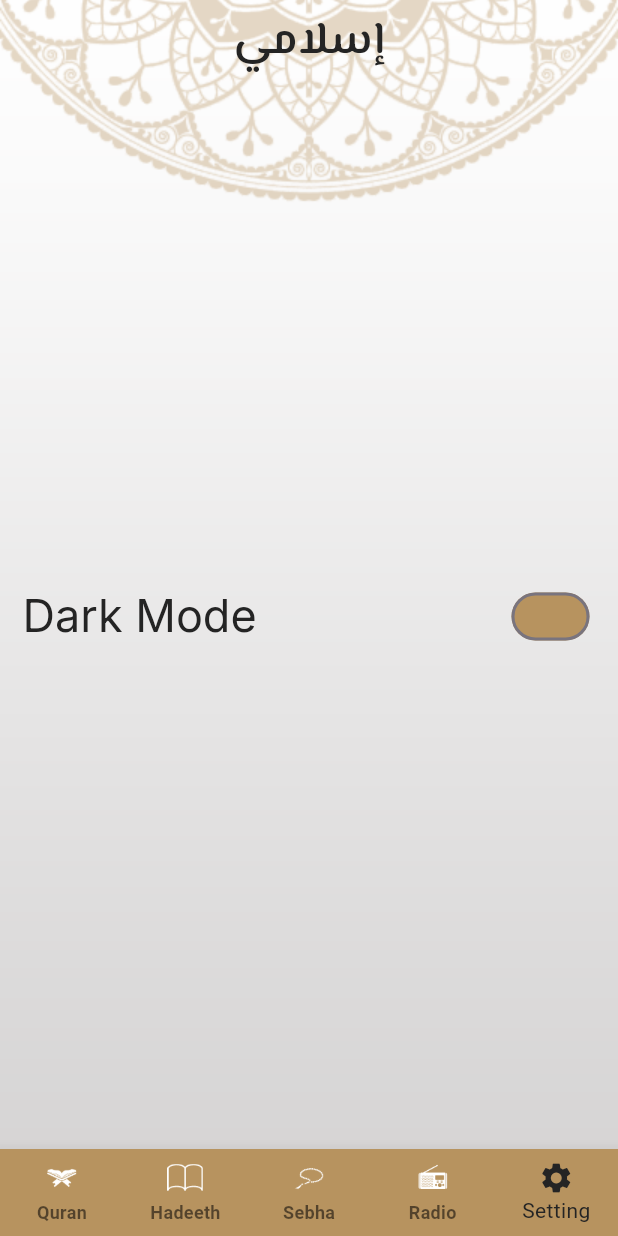
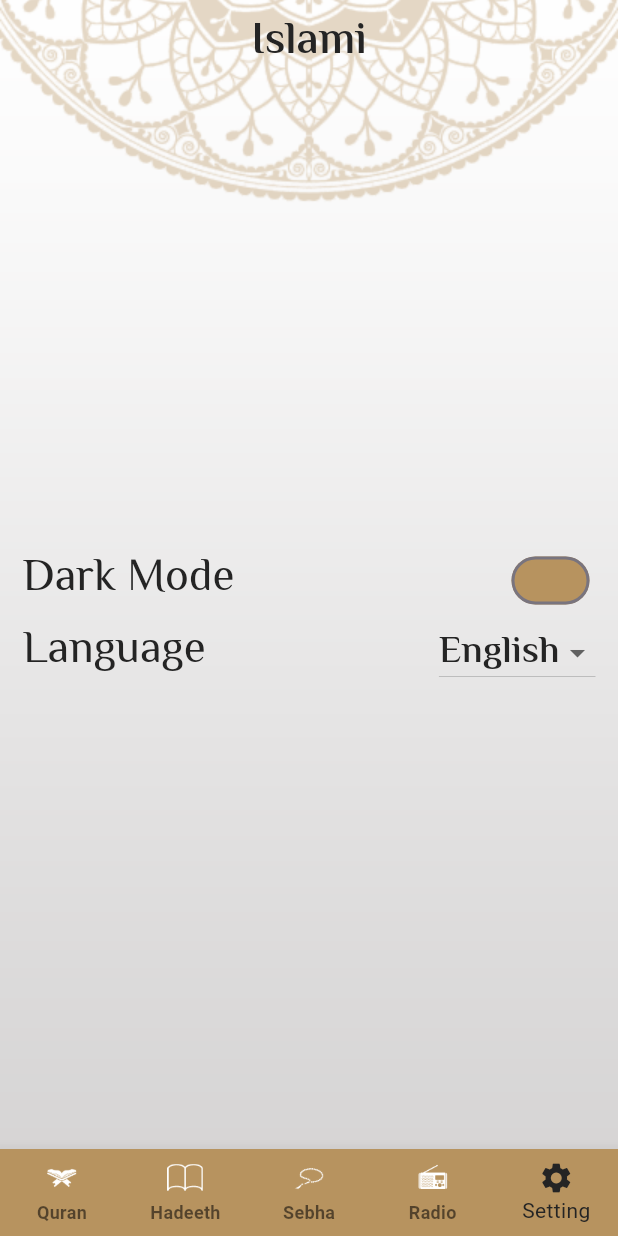
Before and after one commit to AHMED3ly4/islami, a Flutter app: the screen it shows after launch, item 5 of the bottom bar chosen, on a phone screen of 412 x 824 dp. Run offline on Flutter 3.47's test engine with Material 3 defaults, Android fonts, the light colour scheme and no system bars; our stand-ins replace google_fonts, shared_preferences; generated files the repository leaves out were written again.

Commit message:
setting is done

```diff
--- a/flutter_native_splash.yaml
+++ b/flutter_native_splash.yaml
@@ -39,7 +39,7 @@ flutter_native_splash:
   # background_image_dark must be specified.  color_dark and background_image_dark cannot both be
   # set.
   #color_dark: "#042a49"
-  #background_image_dark: "assets/dark-background.png"
+  background_image_dark: "assets/images/splash_dark.png"
   #image_dark: assets/splash-invert.png
   #branding_dark: assets/dart_dark.png
 
@@ -68,8 +68,8 @@ flutter_native_splash:
   # The image_dark, color_dark, icon_background_color_dark, and branding_dark set values that
   # apply when the device is in dark mode. If they are not specified, the app will use the
   # parameters from above.
-    image_dark: 'assets/images/splash – dark.png'
-#    color_dark: "#042a49"
+    image_dark: "assets/images/dark_logo.png"
+    color_dark: "#141A2E"
   #icon_background_color_dark: "#eeeeee"
 
   # The android, ios and web parameters can be used to disable generating a splash screen on a given
--- /dev/null
+++ b/l10n.yaml
@@ -0,0 +1,3 @@
+arb-dir: lib/l10n
+template-arb-file: app_en.arb
+output-localization-file: app_localizations.dart
--- a/lib/app_theme.dart
+++ b/lib/app_theme.dart
@@ -50,7 +50,7 @@ class AppTheme{
         fontSize: 25,
         color: black,
       ),
-      headlineMedium: GoogleFonts.inter(
+      headlineMedium: GoogleFonts.elMessiri(
         fontWeight: FontWeight.w400,
         fontSize: 20,
         color: black,
@@ -105,7 +105,7 @@ class AppTheme{
         fontSize: 25,
         color: white,
       ),
-      headlineMedium: GoogleFonts.inter(
+      headlineMedium: GoogleFonts.elMessiri(
         fontWeight: FontWeight.w400,
         fontSize: 20,
         color: gold,
--- /dev/null
+++ b/lib/l10n/app_ar.arb
@@ -0,0 +1,10 @@
+{
+    "islami": "إسلامي",
+    "quran":"القران",
+    "hadeeth":"الحديث",
+    "sebha":"السبحة",
+    "radio":"الاذاعة",
+    "setting":"الاعدادات",
+    "darkMode":"النمط الليلي",
+    "language":"اللغة"
+}
--- /dev/null
+++ b/lib/l10n/app_en.arb
@@ -0,0 +1,10 @@
+{
+    "islami": "Islami",
+    "quran":"Quran",
+    "hadeeth":"Hadeeth",
+    "sebha":"Sebha",
+    "radio":"Radio",
+    "setting":"Setting",
+    "darkMode":"Dark Mode",
+    "language":"Language"
+}
--- a/lib/main.dart
+++ b/lib/main.dart
@@ -1,11 +1,13 @@
 import 'package:flutter/material.dart';
+import 'package:flutter_localizations/flutter_localizations.dart';
 import 'package:islami/app_theme.dart';
 import 'package:islami/screens/hadeeth_screen.dart';
 import 'package:islami/screens/home_screen.dart';
 import 'package:islami/screens/sura_screen.dart';
 import 'package:islami/setting_provider.dart';
 import 'package:provider/provider.dart';
-
+import 'package:flutter_gen/gen_l10n/app_localizations.dart';
+import 'package:shared_preferences/shared_preferences.dart';
 void main() {
   runApp(ChangeNotifierProvider(
     create: (c)=>SettingProvider(),
@@ -15,20 +17,33 @@ void main() {
 }
 
 class IslamiApp extends StatelessWidget {
-
   @override
   Widget build(BuildContext context) {
+    SettingProvider settingProvider = Provider.of<SettingProvider>(context);
+    settingProvider.getThemeFromSF();
+    settingProvider.getLanguageFromSF();
     return MaterialApp(
       debugShowCheckedModeBanner: false,
       theme: AppTheme.lightTheme,
       darkTheme: AppTheme.darkTheme,
-      themeMode: Provider.of<SettingProvider>(context).appMode,
+      themeMode: settingProvider.appMode,
       routes: {
         HomeScreen.routeName : (context)=>HomeScreen(),
         SuraScreen.routeName : (context)=>SuraScreen(),
         HadeethScreen.routeName : (context)=>HadeethScreen(),
       },
      initialRoute: HomeScreen.routeName,
+      localizationsDelegates: [
+        AppLocalizations.delegate, // Add this line
+        GlobalMaterialLocalizations.delegate,
+        GlobalWidgetsLocalizations.delegate,
+        GlobalCupertinoLocalizations.delegate,
+      ],
+      supportedLocales: [
+        Locale('en'), // English
+        Locale('ar'), // arabic
+      ],
+      locale: Locale(settingProvider.language),
     );
   }
 }
--- a/lib/screens/home_screen.dart
+++ b/lib/screens/home_screen.dart
@@ -5,7 +5,7 @@ import 'package:islami/tabs/radio_tab.dart';
 import 'package:islami/tabs/sebha_tab.dart';
 import 'package:islami/tabs/setting_tab.dart';
 import 'package:provider/provider.dart';
-
+import 'package:flutter_gen/gen_l10n/app_localizations.dart';
 import '../setting_provider.dart';
 
 class HomeScreen extends StatefulWidget {
@@ -16,6 +16,7 @@ class HomeScreen extends StatefulWidget {
 }
 
 class _HomeScreenState extends State<HomeScreen> {
+
 List<Widget> tabs=[
   QuranTab(),
   HadeethTab(),
@@ -37,30 +38,30 @@ int selectedTab=0;
       ),
       child: Scaffold(
         appBar: AppBar(
-          title:  Text('إسلامي',
+          title:  Text(AppLocalizations.of(context)!.islami,
           ),
         ),
         bottomNavigationBar: BottomNavigationBar(
             items: [
               BottomNavigationBarItem(
-                icon:  ImageIcon(AssetImage('assets/images/moshaf_icon.png')),
-                label: 'Quran',
+                icon:  const ImageIcon(AssetImage('assets/images/moshaf_icon.png')),
+                label: AppLocalizations.of(context)!.quran,
               ),
               BottomNavigationBarItem(
-                icon:  ImageIcon(AssetImage('assets/images/hadeeth.png')),
-                label: 'Hadeeth',
+                icon:  const ImageIcon(AssetImage('assets/images/hadeeth.png')),
+                label: AppLocalizations.of(context)!.hadeeth,
               ),
               BottomNavigationBarItem(
-                icon:  ImageIcon(AssetImage('assets/images/sebha.png')),
-                label: 'Sebha',
+                icon:  const ImageIcon(AssetImage('assets/images/sebha.png')),
+                label: AppLocalizations.of(context)!.sebha,
               ),
               BottomNavigationBarItem(
-                icon:  ImageIcon(AssetImage('assets/images/radio_blue.png')),
-                label: 'Radio',
+                icon:  const ImageIcon(AssetImage('assets/images/radio_blue.png')),
+                label: AppLocalizations.of(context)!.radio,
               ),
               BottomNavigationBarItem(
-                icon:  Icon(Icons.settings),
-                label: 'Setting',
+                icon:  const Icon(Icons.settings),
+                label: AppLocalizations.of(context)!.setting,
               ),
             ],
           currentIndex: selectedTab,
--- a/lib/tabs/setting_tab.dart
+++ b/lib/tabs/setting_tab.dart
@@ -2,7 +2,9 @@ import 'package:flutter/material.dart';
 import 'package:islami/app_theme.dart';
 import 'package:islami/setting_provider.dart';
 import 'package:provider/provider.dart';
-
+import 'package:flutter_gen/gen_l10n/app_localizations.dart';
+import 'package:shared_preferences/shared_preferences.dart';
+import '../widget/language.dart';
 class SettingTab extends StatefulWidget {
   const SettingTab({super.key});
 
@@ -11,6 +13,19 @@ class SettingTab extends StatefulWidget {
 }
 
 class _SettingTabState extends State<SettingTab> {
+  List<Language> languages = [
+    Language(name: 'English', code: 'en'),
+    Language(name: 'العربية', code: 'ar'),
+  ];
+
+  Future<void> addThemeToSp(String themeName)async{
+    SharedPreferences themePrefs = await SharedPreferences.getInstance();
+    await themePrefs.setString('theme', themeName) ;
+  }
+  Future<void> addLanguageToSp(String languageCode)async{
+    SharedPreferences languagePrefs = await SharedPreferences.getInstance();
+    await languagePrefs.setString('language', languageCode) ;
+  }
   @override
   Widget build(BuildContext context) {
     SettingProvider settingProvider =Provider.of<SettingProvider>(context);
@@ -22,7 +37,7 @@ class _SettingTabState extends State<SettingTab> {
           Row(
             mainAxisAlignment: MainAxisAlignment.spaceBetween,
             children: [
-              Text('Dark Mode',
+              Text(AppLocalizations.of(context)!.darkMode,
               style: Theme.of(context).textTheme.headlineMedium?.copyWith(
                 fontSize: 30,
               ),
@@ -30,12 +45,44 @@ class _SettingTabState extends State<SettingTab> {
               Switch(
                   value: settingProvider.appMode == ThemeMode.dark,
                   onChanged: (isDark){
-                    isDark?
-                    settingProvider.changeAppMode(ThemeMode.dark):settingProvider.changeAppMode(ThemeMode.light);
+                    if(isDark){
+                      settingProvider.changeAppMode(ThemeMode.dark);
+                      addThemeToSp('dark');
+                    }else{
+                      settingProvider.changeAppMode(ThemeMode.light);
+                      addThemeToSp('light');
+                    }
                   },
                 thumbColor: MaterialStatePropertyAll(Theme.of(context).primaryColor),
                 activeTrackColor: AppTheme.gold,
                 inactiveTrackColor: AppTheme.lightPrimaryColor,
+              ),
+            ],
+          ),
+          Row(
+            mainAxisAlignment: MainAxisAlignment.spaceBetween,
+            children: [
+              Text(AppLocalizations.of(context)!.language,
+              style: Theme.of(context).textTheme.headlineMedium?.copyWith(
+                fontSize: 30,
+              ),
+              ),
+              DropdownButton(
+                dropdownColor: settingProvider.appMode ==ThemeMode.dark ?Theme.of(context).primaryColor:null,
+                value: settingProvider.language,
+                  items: languages.map((language) => DropdownMenuItem(
+                      child: Text(
+                        language.name,
+                        style: Theme.of(context).textTheme.titleMedium,
+                      ),
+                    value: language.code,
+                  ),
+                  ).toList(),
+                  onChanged: (selectedLanguage){
+                    if(selectedLanguage == settingProvider.language) return;
+                    settingProvider.changeLanguage(selectedLanguage!);
+                    addLanguageToSp(selectedLanguage);
+                  },
               ),
             ],
           ),
--- /dev/null
+++ b/lib/widget/language.dart
@@ -0,0 +1,5 @@
+class Language{
+  String name;
+  String code;
+  Language({required this.name,required this.code});
+}
--- a/pubspec.yaml
+++ b/pubspec.yaml
@@ -38,9 +38,9 @@ dependencies:
   flutter_native_splash: ^2.3.7
   google_fonts: ^6.1.0
   provider: ^6.1.1
+  shared_preferences: ^2.2.2
   flutter_localizations:
     sdk: flutter
-
 
 
 dev_dependencies:
@@ -64,6 +64,7 @@ flutter:
   # included with your application, so that you can use the icons in
   # the material Icons class.
   uses-material-design: true
+  generate: true
 
   # To add assets to your application, add an assets section, like this:
   assets:
```
Also changed, not shown: lib/screens/sura_screen.dart (+15 -13 lines), lib/setting_provider.dart (+22 -0 lines), assets/images/2.0x/splash – dark@2x.png (deleted), assets/images/3.0x/splash – dark@3x.png (deleted), assets/images/dark_logo.png (added), pubspec.lock, 16 other files.
